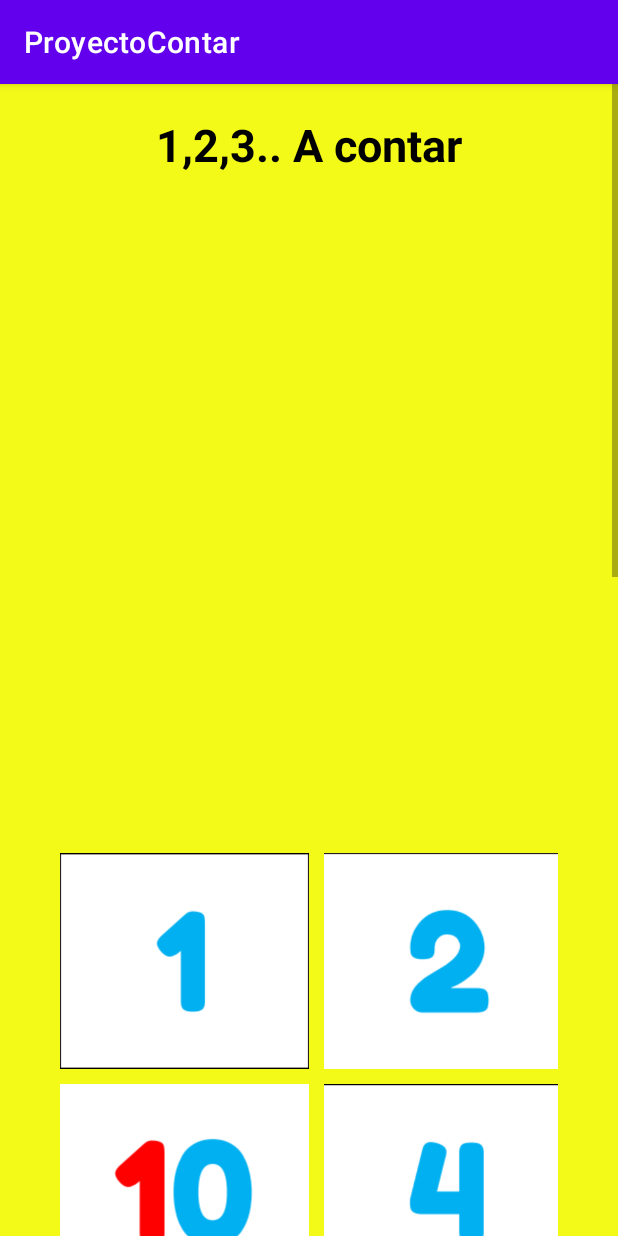
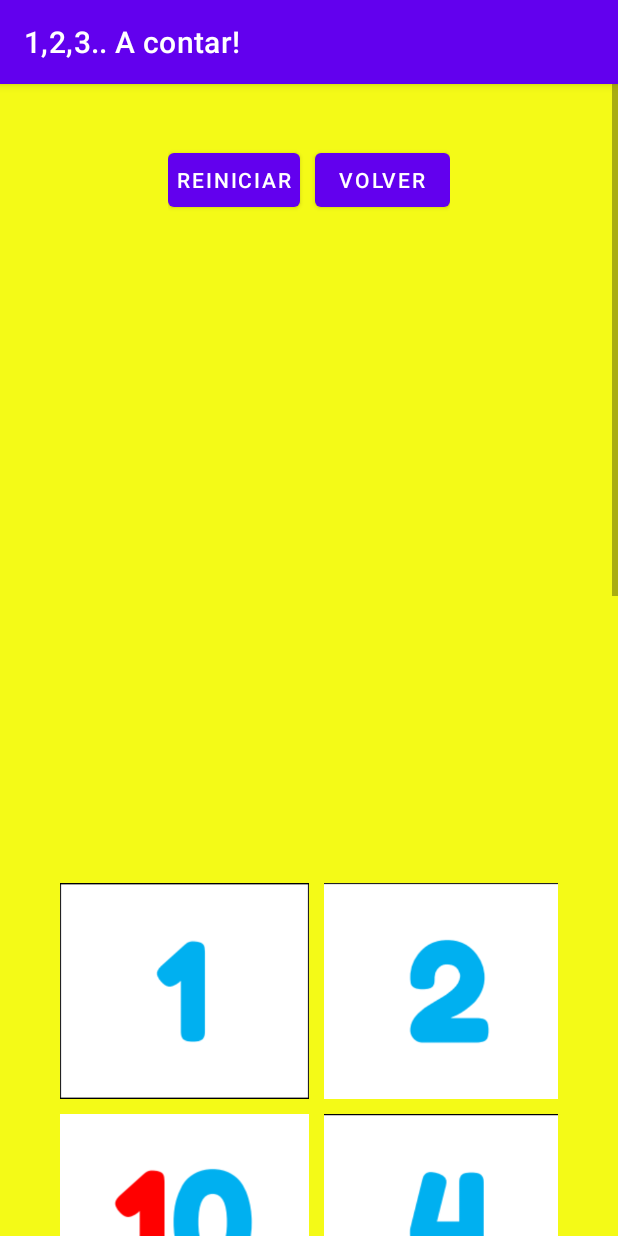
Before and after one commit to DanielRojo25/ProyectoContar, an Android app: the MainActivity2 screen opened directly, with no data from a screen before it, on a phone screen of 412 x 824 dp. Run offline under Robolectric (Android 15) with nearby library versions, the phone set to English and light mode, and no system bars.

Commit message:
Actualizacion, botones reiniciar y volver. Falta validar la condicion del AlertDialog, cuando completa la lista.

```diff
--- a/app/src/main/java/com/example/proyectocontar/MainActivity.kt
+++ b/app/src/main/java/com/example/proyectocontar/MainActivity.kt
@@ -82,6 +82,7 @@ class MainActivity : AppCompatActivity() {
         super.onCreate(savedInstanceState)
         binding = ActivityMainBinding.inflate(layoutInflater)
         setContentView(binding.root)
+        title = "1,2,3.. A contar!"
 
         binding.btnIniciar.setOnClickListener {
             corrutina()
--- a/app/src/main/java/com/example/proyectocontar/MainActivity2.kt
+++ b/app/src/main/java/com/example/proyectocontar/MainActivity2.kt
@@ -5,6 +5,7 @@ import android.content.ClipDescription
 import android.graphics.Canvas
 import android.graphics.Color
 import android.graphics.Point
+import android.graphics.drawable.Drawable
 import android.os.Build
 import android.os.Bundle
 import android.util.Log
@@ -12,6 +13,8 @@ import android.view.DragEvent
 import android.view.View
 import android.widget.ImageView
 import android.widget.Toast
+import android.widget.Toolbar
+import androidx.appcompat.app.AlertDialog
 import androidx.appcompat.app.AppCompatActivity
 import kotlinx.android.synthetic.main.activity_main2.*
 import kotlin.random.Random
@@ -19,19 +22,19 @@ import kotlin.random.Random
 class MainActivity2 : AppCompatActivity() {
 
 
-    val rangoDiez = (0..9).shuffled()
-    val rangoVeinte = (10..19).shuffled()
-    val rangoTreinta = (20..29).shuffled()
-    val rangoCuarenta = (30..39).shuffled()
-    val rangoCincuenta = (40..49).shuffled()
-    val rangoSesenta = (50..59).shuffled()
-    val rangoSetenta = (60..69).shuffled()
-    val rangoOchenta = (70..79).shuffled()
-    val rangoNoventa = (80..89).shuffled()
-    val rangoCien = (90..99).shuffled()
+    var rangoDiez = (0..9).shuffled()
+    var rangoVeinte = (10..19).shuffled()
+    var rangoTreinta = (20..29).shuffled()
+    var rangoCuarenta = (30..39).shuffled()
+    var rangoCincuenta = (40..49).shuffled()
+    var rangoSesenta = (50..59).shuffled()
+    var rangoSetenta = (60..69).shuffled()
+    var rangoOchenta = (70..79).shuffled()
+    var rangoNoventa = (80..89).shuffled()
+    var rangoCien = (90..99).shuffled()
 
-    val orden = arrayOfNulls<ImageView>(10)
-    var elementos = arrayOfNulls<ImageView>(10)
+    private var orden = arrayOfNulls<ImageView>(10)
+    private var elementos = arrayOfNulls<ImageView>(10)
 
 
 
@@ -61,17 +64,59 @@ class MainActivity2 : AppCompatActivity() {
     override fun onCreate(savedInstanceState: Bundle?) {
         super.onCreate(savedInstanceState)
         setContentView(R.layout.activity_main2)
+        title = "1,2,3.. A contar!"
 
-        elementos[rangoDiez[0]] = rndmUno
-        elementos[rangoDiez[1]] = rndmDos
-        elementos[rangoDiez[2]] = rndmTres
-        elementos[rangoDiez[3]] = rndmCuatro
-        elementos[rangoDiez[4]] = rndmCinco
-        elementos[rangoDiez[5]] = rndmSeis
-        elementos[rangoDiez[6]] = rndmSiete
-        elementos[rangoDiez[7]] = rndmOcho
-        elementos[rangoDiez[8]] = rndmNueve
-        elementos[rangoDiez[9]] = rndmDiez
+        btnVolver.setOnClickListener {
+            this.finish()
+        }
+
+        btnReiniciar.setOnClickListener{
+            rangoDiez = (0..9).shuffled()
+            mezclarNumeros(rangoDiez)
+
+            unoOrden.setImageResource(0)
+            unoOrden.setBackgroundColor(Color.WHITE)
+            rndmUno.setImageResource(cartasNumeros[rangoDiez[0]])
+
+            dosOrden.setImageResource(0)
+            dosOrden.setBackgroundColor(Color.WHITE)
+            rndmDos.setImageResource(cartasNumeros[rangoDiez[1]])
+
+            tresOrden.setImageResource(0)
+            tresOrden.setBackgroundColor(Color.WHITE)
+            rndmTres.setImageResource(cartasNumeros[rangoDiez[2]])
+
+            cuatroOrden.setImageResource(0)
+            cuatroOrden.setBackgroundColor(Color.WHITE)
+            rndmCuatro.setImageResource(cartasNumeros[rangoDiez[3]])
+
+            cincoOrden.setImageResource(0)
+            cincoOrden.setBackgroundColor(Color.WHITE)
+            rndmCinco.setImageResource(cartasNumeros[rangoDiez[4]])
+
+            seisOrden.setImageResource(0)
+            seisOrden.setBackgroundColor(Color.WHITE)
+            rndmSeis.setImageResource(cartasNumeros[rangoDiez[5]])
+
+            sieteOrden.setImageResource(0)
+            sieteOrden.setBackgroundColor(Color.WHITE)
+            rndmSiete.setImageResource(cartasNumeros[rangoDiez[6]])
+
+            ochoOrden.setImageResource(0)
+            ochoOrden.setBackgroundColor(Color.WHITE)
+            rndmOcho.setImageResource(cartasNumeros[rangoDiez[7]])
+
+            nueveOrden.setImageResource(0)
+            nueveOrden.setBackgroundColor(Color.WHITE)
+            rndmNueve.setImageResource(cartasNumeros[rangoDiez[8]])
+
+            diezOrden.setImageResource(0)
+            diezOrden.setBackgroundColor(Color.WHITE)
+            rndmDiez.setImageResource(cartasNumeros[rangoDiez[9]])
+
+        }
+
+        mezclarNumeros(rangoDiez)
 
         orden[0] = unoOrden
         orden[1] = dosOrden
@@ -135,6 +180,24 @@ class MainActivity2 : AppCompatActivity() {
         rndmDiez.tag = rangoDiez[9].toString()
         rndmDiez.setOnLongClickListener(longClickListener)
 
+        dragListeners()
+
+    }
+
+    private fun mezclarNumeros(lista : List<Int>){
+        elementos[lista[0]] = rndmUno
+        elementos[lista[1]] = rndmDos
+        elementos[lista[2]] = rndmTres
+        elementos[lista[3]] = rndmCuatro
+        elementos[lista[4]] = rndmCinco
+        elementos[lista[5]] = rndmSeis
+        elementos[lista[6]] = rndmSiete
+        elementos[lista[7]] = rndmOcho
+        elementos[lista[8]] = rndmNueve
+        elementos[lista[9]] = rndmDiez
+    }
+
+    private fun dragListeners() {
         unoOrden.setOnDragListener(dragListener)
         dosOrden.setOnDragListener(dragListener)
         tresOrden.setOnDragListener(dragListener)
@@ -145,7 +208,6 @@ class MainActivity2 : AppCompatActivity() {
         ochoOrden.setOnDragListener(dragListener)
         nueveOrden.setOnDragListener(dragListener)
         diezOrden.setOnDragListener(dragListener)
-
     }
 
     private val longClickListener = View.OnLongClickListener { v ->
@@ -239,6 +301,18 @@ class MainActivity2 : AppCompatActivity() {
                             orden[9]!!.setImageResource(cartasNumeros[9])
                         }
                     }
+                    if(elementos[0]!!.solidColor == Color.TRANSPARENT && elementos[1]!!.solidColor == Color.TRANSPARENT &&
+                        elementos[2]!!.solidColor == Color.TRANSPARENT && elementos[3]!!.solidColor == Color.TRANSPARENT &&
+                        elementos[4]!!.solidColor == Color.TRANSPARENT && elementos[5]!!.solidColor == Color.TRANSPARENT &&
+                        elementos[6]!!.solidColor == Color.TRANSPARENT && elementos[7]!!.solidColor == Color.TRANSPARENT &&
+                        elementos[8]!!.solidColor == Color.TRANSPARENT && elementos[9]!!.solidColor == Color.TRANSPARENT){
+                        AlertDialog.Builder(this)
+                            .setMessage("¡FELICIDADES, CONSEGUISTE ORDENAR TODOS LOS NÚMEROS!")
+                            .setPositiveButton("Aceptar"){ _,_ ->
+
+                            }
+                            .show()
+                    }
                 }
                 true
             }
--- a/app/src/main/res/layout/activity_main2.xml
+++ b/app/src/main/res/layout/activity_main2.xml
@@ -14,25 +14,31 @@
         android:layout_height="match_parent"
         tools:context=".MainActivity2">
 
+        <LinearLayout
+            android:layout_width="wrap_content"
+            android:layout_height="wrap_content"
+            android:orientation="horizontal"
+            android:layout_gravity="center_horizontal"
+            android:padding="20dp">
 
-        <TextView
-            android:layout_width="match_parent"
-            android:layout_height="wrap_content"
-            android:text="1,2,3.. A contar"
-            android:gravity="center_horizontal"
-            android:textSize="30dp"
-            android:textStyle="bold"
-            android:textColor="@color/black"/>
+            <Button
+                android:layout_width="wrap_content"
+                android:layout_height="wrap_content"
+                android:layout_gravity="center"
+                android:layout_marginRight="10dp"
+                android:id="@+id/btnReiniciar"
+                android:padding="5dp"
+                android:text="Reiniciar"/>
 
-        <TextView
-            android:layout_width="match_parent"
-            android:layout_height="wrap_content"
-            android:id="@+id/texto"
-            android:text=""
-            android:textSize="20dp"
-            android:textStyle="bold"
-            android:gravity="center_horizontal"
-            android:textColor="@color/black"/>
+            <Button
+                android:layout_width="wrap_content"
+                android:layout_height="wrap_content"
+                android:layout_gravity="center"
+                android:id="@+id/btnVolver"
+
+                android:text="Volver"/>
+
+        </LinearLayout>
 
         <GridLayout
             android:layout_width="wrap_content"
@@ -228,39 +234,5 @@
             </LinearLayout>
         </GridLayout>
 
-        <LinearLayout
-            android:layout_width="wrap_content"
-            android:layout_height="wrap_content"
-            android:orientation="horizontal"
-            android:layout_gravity="center_horizontal"
-            android:padding="20dp">
-
-            <Button
-                android:layout_width="wrap_content"
-                android:layout_height="wrap_content"
-                android:layout_gravity="center"
-                android:id="@+id/btnSiguiente"
-                android:layout_marginRight="10dp"
-                android:text="Sigueinte"/>
-
-            <Button
-                android:layout_width="wrap_content"
-                android:layout_height="wrap_content"
-                android:layout_gravity="center"
-                android:layout_marginRight="10dp"
-                android:id="@+id/btnReiniciar"
-                android:padding="5dp"
-                android:text="Reiniciar"/>
-
-            <Button
-                android:layout_width="wrap_content"
-                android:layout_height="wrap_content"
-                android:layout_gravity="center"
-                android:id="@+id/btnSalir"
-
-                android:text="Salir"/>
-
-        </LinearLayout>
-
     </LinearLayout>
 </ScrollView>
```
Also changed, not shown: app/src/main/res/layout/activity_main.xml (+0 -9 lines).
